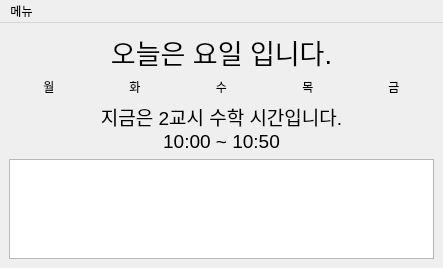
dlcjsdltlq/online-class-schedule-manager, file resources/ui/ui_main_window.ui: the form before one commit.
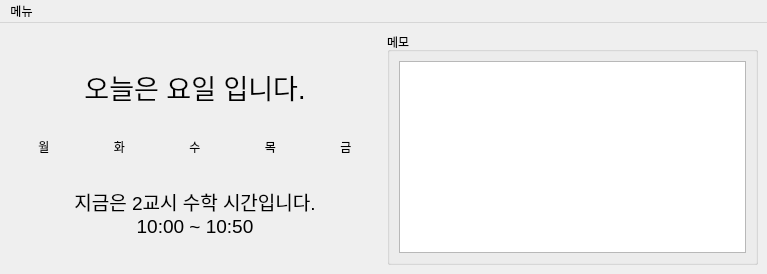
The form after the commit.

```diff
--- a/resources/ui/ui_main_window.ui
+++ b/resources/ui/ui_main_window.ui
@@ -6,7 +6,7 @@
    <rect>
     <x>0</x>
     <y>0</y>
-    <width>443</width>
+    <width>767</width>
     <height>263</height>
    </rect>
   </property>
@@ -14,7 +14,15 @@
    <string>온라인 수업 일정 도우미</string>
   </property>
   <widget class="QWidget" name="centralwidget">
-   <layout class="QVBoxLayout" name="verticalLayout">
+   <layout class="QHBoxLayout" name="horizontalLayout_2">
+    <item>
+     <layout class="QVBoxLayout" name="verticalLayout_3">
+      <property name="leftMargin">
+       <number>0</number>
+      </property>
+      <property name="topMargin">
+       <number>10</number>
+      </property>
     <item>
      <widget class="QLabel" name="label_today">
       <property name="sizePolicy">
@@ -162,8 +170,6 @@
      </layout>
     </item>
     <item>
-     <layout class="QVBoxLayout" name="verticalLayout_2">
-      <item>
        <widget class="QLabel" name="label_current_time">
         <property name="sizePolicy">
          <sizepolicy hsizetype="Minimum" vsizetype="Maximum">
@@ -185,10 +191,18 @@
         </property>
        </widget>
       </item>
+     </layout>
+    </item>
+    <item>
+     <widget class="QGroupBox" name="groupBox">
+      <property name="title">
+       <string>메모</string>
+      </property>
+      <layout class="QVBoxLayout" name="verticalLayout">
       <item>
        <widget class="QTextBrowser" name="text_browser_memo">
         <property name="sizePolicy">
-         <sizepolicy hsizetype="Minimum" vsizetype="Fixed">
+          <sizepolicy hsizetype="Minimum" vsizetype="Minimum">
           <horstretch>0</horstretch>
           <verstretch>0</verstretch>
          </sizepolicy>
@@ -196,12 +210,13 @@
         <property name="maximumSize">
          <size>
           <width>16777215</width>
-          <height>100</height>
+           <height>16777215</height>
          </size>
         </property>
        </widget>
       </item>
      </layout>
+     </widget>
     </item>
    </layout>
   </widget>
@@ -210,7 +225,7 @@
     <rect>
      <x>0</x>
      <y>0</y>
-     <width>443</width>
+     <width>767</width>
      <height>21</height>
     </rect>
    </property>
```
Lines whose indentation alone changed are shown as unchanged.
